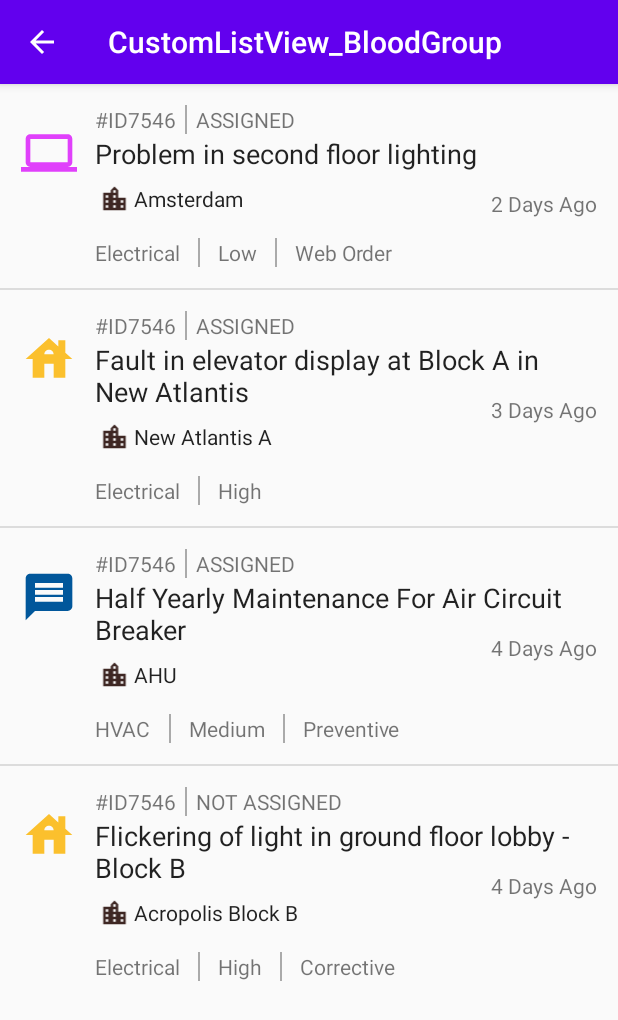
After one commit to ARK1997/android, an Android app: the ViewListBuilding screen opened directly, with no data from a screen before it, on a phone screen of 412 x 824 dp. The commit adds this screen. Shown: the top 1020 px of the screen. Run offline under Robolectric (Android 15) with nearby library versions, the phone set to English and light mode, and no system bars.

Commit message:
third commit

```diff
--- a/app/src/main/java/com/example/customlistview_bloodgroup/BuildingData.java
+++ b/app/src/main/java/com/example/customlistview_bloodgroup/BuildingData.java
@@ -1,13 +1,71 @@
 package com.example.customlistview_bloodgroup;
+
+import androidx.annotation.Nullable;
 
 class BuildingData {
 
  private String ID;
  private String status;
  private String detail;
-    private String place;
+ private String place;
     private String days;
+    private String department;
+    private String priority;
+    private String type;
+    private int main_image;
+    private int second_image;
 
+    public BuildingData(String ID, String status, String detail, String place, String days, String department, String priority, @Nullable String type, int main_image, int second_image) {
+        this.ID = ID.toUpperCase();
+        this.status = status.toUpperCase();
+        this.detail = detail;
+        this.place = place;
+        this.days = days;
+        this.department = department;
+        this.priority = priority;
+        this.type = type;
+        this.main_image = main_image;
+        this.second_image = second_image;
+    }
 
+    public String getID() {
+        return ID;
+    }
+
+    public String getStatus() {
+        return status;
+    }
+
+    public String getDetail() {
+        return detail;
+    }
+
+    public String getPlace() {
+        return place;
+    }
+
+    public String getDays() {
+        return days;
+    }
+
+    public String getDepartment() {
+        return department;
+    }
+
+    public String getPriority() {
+        return priority;
+    }
+
+    public String getType() {
+        return type;
+    }
+
+    public int getMain_image() {
+        return main_image;
+    }
+
+    public int getSecond_image() {
+        return second_image;
+    }
 
 }
--- /dev/null
+++ b/app/src/main/java/com/example/customlistview_bloodgroup/BuildingDataAdapter.java
@@ -0,0 +1,70 @@
+package com.example.customlistview_bloodgroup;
+
+import android.content.Context;
+import android.view.LayoutInflater;
+import android.view.View;
+import android.view.ViewGroup;
+import android.widget.ArrayAdapter;
+import android.widget.ImageView;
+import android.widget.TextView;
+
+import androidx.annotation.NonNull;
+import androidx.annotation.Nullable;
+
+import java.util.ArrayList;
+
+class BuildingDataAdapter extends ArrayAdapter<BuildingData> {
+
+    private Context context;
+    private ArrayList<BuildingData>  values;
+    TextView tvID,tvstatus,tvDetail,tvPlace,tvDays,tvDepartment,tvPriority,tvType;
+    ImageView im1,im2;
+    View view2;
+
+    public BuildingDataAdapter(@NonNull Context context, ArrayList<BuildingData> list) {
+        super(context, R.layout.row_layout_building,list);
+
+        this.context = context;
+        this.values=list;
+
+    }
+
+    @NonNull
+    @Override
+    public View getView(int position, @Nullable View convertView, @NonNull ViewGroup parent) {
+
+        LayoutInflater inflater = (LayoutInflater) context.getSystemService(Context.LAYOUT_INFLATER_SERVICE);
+        View rowview= inflater.inflate(R.layout.row_layout_building,parent,false);
+
+        tvID = rowview.findViewById(R.id.tvID);
+        tvstatus = rowview.findViewById(R.id.tvStatus);
+        tvDetail = rowview.findViewById(R.id.tvDetail);
+        tvPlace = rowview.findViewById(R.id.tvPlace);
+        tvDays = rowview.findViewById(R.id.tvTime);
+        tvDepartment = rowview.findViewById(R.id.tvDepartment);
+        tvPriority = rowview.findViewById(R.id.tvPriority);
+        tvType = rowview.findViewById(R.id.tvType);
+        view2 = rowview.findViewById(R.id.view2);
+        im1 = rowview.findViewById(R.id.im1);
+        im2 = rowview.findViewById(R.id.im2);
+
+        if(values.get(position).getType()==null) {
+            view2.setVisibility(View.GONE);
+        }
+
+        tvID.setText(values.get(position).getID());
+        tvstatus.setText(values.get(position).getStatus());
+        tvDetail.setText(values.get(position).getDetail());
+        tvPlace.setText(values.get(position).getPlace());
+        tvDays.setText(values.get(position).getDays());
+        tvDepartment.setText(values.get(position).getDepartment());
+        tvPriority.setText(values.get(position).getPriority());
+        tvType.setText(values.get(position).getType());
+        im1.setImageResource(values.get(position).getMain_image());
+        im2.setImageResource(values.get(position).getSecond_image());
+
+
+        return rowview;
+
+    }
+}
--- a/app/src/main/java/com/example/customlistview_bloodgroup/MainActivity.java
+++ b/app/src/main/java/com/example/customlistview_bloodgroup/MainActivity.java
@@ -15,13 +15,12 @@ import java.util.ArrayList;
 public class MainActivity extends AppCompatActivity {
 
     EditText etName,etURL,etDesc,etBlood;
-    Button btAdd,btView;
+    Button btAdd,btView,btBuilding;
+   // ListView listView;
 
-    //ArrayList<Person> list;
+
     String name,blood,description,url;
     DatabaseHelper db = new DatabaseHelper(this);
-
-
 
     @Override
     protected void onCreate(Bundle savedInstanceState) {
@@ -37,13 +36,22 @@ public class MainActivity extends AppCompatActivity {
         etURL = findViewById(R.id.etURl);
         btAdd = findViewById(R.id.btInsert);
         btView = findViewById(R.id.btView);
+        btBuilding = findViewById(R.id.btBuilding);
 
+        btBuilding.setOnClickListener(new View.OnClickListener() {
+            @Override
+            public void onClick(View view) {
+                Intent intent = new Intent(MainActivity.this,ViewListBuilding.class);
 
+                startActivity(intent);
+            }
+        });
 
         btView.setOnClickListener(new View.OnClickListener() {
             @Override
             public void onClick(View view) {
                 Intent intent = new Intent(MainActivity.this,ViewList2.class);
+
                 startActivity(intent);
             }
         });
--- /dev/null
+++ b/app/src/main/java/com/example/customlistview_bloodgroup/ViewListBuilding.java
@@ -0,0 +1,52 @@
+package com.example.customlistview_bloodgroup;
+
+import androidx.appcompat.app.AppCompatActivity;
+
+import android.os.Bundle;
+import android.widget.ListView;
+
+import java.util.ArrayList;
+
+public class ViewListBuilding extends AppCompatActivity {
+
+    ListView listView;
+    ArrayList<BuildingData> buildingList= new ArrayList<>();
+
+    @Override
+    protected void onCreate(Bundle savedInstanceState) {
+        super.onCreate(savedInstanceState);
+        setContentView(R.layout.activity_view_list_building);
+
+        //Adding back button
+        assert getSupportActionBar() != null;   //null check
+        getSupportActionBar().setDisplayHomeAsUpEnabled(true);   //show back button
+
+        listView = findViewById(R.id.lvBuilding);
+
+        BuildingData b1 = new BuildingData("#ID7546","Assigned","Problem in second floor lighting","Amsterdam",
+                "2 Days Ago","Electrical","Low","Web Order",R.drawable.ic_baseline_computer_24,R.drawable.ic_baseline_location_city_24);
+        BuildingData b2 = new BuildingData("#ID7546","Assigned","Fault in elevator display at Block A in New Atlantis","New Atlantis A",
+                "3 Days Ago","Electrical","High",null,R.drawable.ic_baseline_house_24,R.drawable.ic_baseline_location_city_24);
+        BuildingData b3 = new BuildingData("#ID7546","Assigned","Half Yearly Maintenance For Air Circuit Breaker","AHU",
+                "4 Days Ago","HVAC","Medium","Preventive",R.drawable.ic_baseline_message_24,R.drawable.ic_baseline_location_city_24);
+        BuildingData b4 = new BuildingData("#ID7546","nOT Assigned","Flickering of light in ground floor lobby - Block B","Acropolis Block B",
+                "4 Days Ago","Electrical","High","Corrective",R.drawable.ic_baseline_house_24,R.drawable.ic_baseline_location_city_24);
+
+        buildingList.add(b1);
+        buildingList.add(b2);
+        buildingList.add(b3);
+        buildingList.add(b4);
+
+        BuildingDataAdapter buildingDataAdapter = new BuildingDataAdapter(this,buildingList);
+        listView.setAdapter(buildingDataAdapter);
+        buildingDataAdapter.notifyDataSetChanged();
+
+    }
+
+    @Override
+    public boolean onSupportNavigateUp() {
+        finish();
+        return true;
+    }
+
+}
--- /dev/null
+++ b/app/src/main/res/drawable/ic_baseline_computer_24.xml
@@ -0,0 +1,5 @@
+<vector android:height="24dp" android:tint="#E040FB"
+    android:viewportHeight="24" android:viewportWidth="24"
+    android:width="24dp" xmlns:android="http://schemas.android.com/apk/res/android">
+    <path android:fillColor="@android:color/white" android:pathData="M20,18c1.1,0 1.99,-0.9 1.99,-2L22,6c0,-1.1 -0.9,-2 -2,-2H4c-1.1,0 -2,0.9 -2,2v10c0,1.1 0.9,2 2,2H0v2h24v-2h-4zM4,6h16v10H4V6z"/>
+</vector>
--- /dev/null
+++ b/app/src/main/res/drawable/ic_baseline_house_24.xml
@@ -0,0 +1,5 @@
+<vector android:height="24dp" android:tint="#FBC02D"
+    android:viewportHeight="24" android:viewportWidth="24"
+    android:width="24dp" xmlns:android="http://schemas.android.com/apk/res/android">
+    <path android:fillColor="@android:color/white" android:pathData="M19,9.3V4h-3v2.6L12,3L2,12h3v8h5v-6h4v6h5v-8h3L19,9.3zM10,10c0,-1.1 0.9,-2 2,-2s2,0.9 2,2H10z"/>
+</vector>
--- /dev/null
+++ b/app/src/main/res/drawable/ic_baseline_inbox_24.xml
@@ -0,0 +1,10 @@
+<vector xmlns:android="http://schemas.android.com/apk/res/android"
+    android:width="24dp"
+    android:height="24dp"
+    android:tint="#3E2723"
+    android:viewportWidth="24"
+    android:viewportHeight="24">
+    <path
+        android:fillColor="@android:color/white"
+        android:pathData="M19,3L4.99,3c-1.11,0 -1.98,0.89 -1.98,2L3,19c0,1.1 0.88,2 1.99,2L19,21c1.1,0 2,-0.9 2,-2L21,5c0,-1.11 -0.9,-2 -2,-2zM19,15h-4c0,1.66 -1.35,3 -3,3s-3,-1.34 -3,-3L4.99,15L4.99,5L19,5v10z" />
+</vector>
--- /dev/null
+++ b/app/src/main/res/drawable/ic_baseline_location_city_24.xml
@@ -0,0 +1,5 @@
+<vector android:height="24dp" android:tint="#3E2723"
+    android:viewportHeight="24" android:viewportWidth="24"
+    android:width="24dp" xmlns:android="http://schemas.android.com/apk/res/android">
+    <path android:fillColor="@android:color/white" android:pathData="M15,11L15,5l-3,-3 -3,3v2L3,7v14h18L21,11h-6zM7,19L5,19v-2h2v2zM7,15L5,15v-2h2v2zM7,11L5,11L5,9h2v2zM13,19h-2v-2h2v2zM13,15h-2v-2h2v2zM13,11h-2L11,9h2v2zM13,7h-2L11,5h2v2zM19,19h-2v-2h2v2zM19,15h-2v-2h2v2z"/>
+</vector>
--- /dev/null
+++ b/app/src/main/res/drawable/ic_baseline_message_24.xml
@@ -0,0 +1,5 @@
+<vector android:height="24dp" android:tint="#01579B"
+    android:viewportHeight="24" android:viewportWidth="24"
+    android:width="24dp" xmlns:android="http://schemas.android.com/apk/res/android">
+    <path android:fillColor="@android:color/white" android:pathData="M20,2L4,2c-1.1,0 -1.99,0.9 -1.99,2L2,22l4,-4h14c1.1,0 2,-0.9 2,-2L22,4c0,-1.1 -0.9,-2 -2,-2zM18,14L6,14v-2h12v2zM18,11L6,11L6,9h12v2zM18,8L6,8L6,6h12v2z"/>
+</vector>
--- a/app/src/main/res/layout/activity_main.xml
+++ b/app/src/main/res/layout/activity_main.xml
@@ -105,4 +105,13 @@
         android:layout_toEndOf="@+id/btInsert"
         android:text="view" />
 
+    <Button
+        android:id="@+id/btBuilding"
+        android:layout_width="wrap_content"
+        android:layout_height="wrap_content"
+        android:layout_below="@+id/ll"
+        android:layout_centerHorizontal="true"
+        android:layout_marginTop="141dp"
+        android:text="building data" />
+
 </RelativeLayout>
--- a/app/src/main/res/layout/activity_view_list2.xml
+++ b/app/src/main/res/layout/activity_view_list2.xml
@@ -1,11 +1,10 @@
 <?xml version="1.0" encoding="utf-8"?>
 <LinearLayout xmlns:android="http://schemas.android.com/apk/res/android"
-    android:orientation="vertical" android:layout_width="match_parent"
+    android:layout_width="match_parent"
     android:layout_height="match_parent"
-   >
+    android:orientation="vertical">
 
     <ListView
-
 
         android:id="@+id/lvBloodGroups"
         android:layout_width="match_parent"
--- /dev/null
+++ b/app/src/main/res/layout/activity_view_list_building.xml
@@ -0,0 +1,16 @@
+<?xml version="1.0" encoding="utf-8"?>
+<LinearLayout xmlns:android="http://schemas.android.com/apk/res/android"
+    xmlns:app="http://schemas.android.com/apk/res-auto"
+    xmlns:tools="http://schemas.android.com/tools"
+    android:layout_width="match_parent"
+    android:layout_height="match_parent"
+    android:orientation="vertical"
+    tools:context=".ViewListBuilding">
+
+    <ListView
+        android:layout_width="match_parent"
+        android:layout_height="wrap_content"
+        android:id="@+id/lvBuilding"
+        />
+
+</LinearLayout>
--- a/app/src/main/res/layout/row_layout_building.xml
+++ b/app/src/main/res/layout/row_layout_building.xml
@@ -7,7 +7,7 @@
     android:layout_marginStart="4dp"
     android:layout_marginTop="4dp"
     android:layout_marginEnd="4dp"
-    android:padding="8dp">
+    android:padding="14dp">
 
     <LinearLayout
         android:id="@+id/ll"
@@ -15,7 +15,7 @@
         android:layout_height="wrap_content"
         android:layout_alignParentTop="true"
         android:layout_marginStart="12dp"
-        android:layout_toEndOf="@+id/imageView"
+        android:layout_toEndOf="@+id/im1"
         android:orientation="horizontal">
 
         <TextView
@@ -47,15 +47,18 @@
         android:layout_height="wrap_content"
         android:layout_below="@+id/tvDetail"
         android:layout_marginStart="12dp"
-        android:layout_marginTop="2dp"
+        android:layout_marginTop="8dp"
+        android:layout_marginBottom="8dp"
+
         android:layout_toStartOf="@+id/tvTime"
-        android:layout_toEndOf="@+id/imageView"
-        android:layout_toRightOf="@+id/imageView">
+        android:layout_toEndOf="@+id/im1"
+        android:layout_toRightOf="@+id/im1">
 
         <ImageView
-            android:id="@+id/im1"
-            android:layout_width="25dp"
+            android:id="@+id/im2"
+            android:layout_width="22dp"
             android:layout_height="20dp"
+
             android:layout_marginStart="2dp"
             android:src="@drawable/ic_blood_drop"
 
@@ -65,11 +68,11 @@
             android:id="@+id/tvPlace"
             android:layout_width="wrap_content"
             android:layout_height="wrap_content"
-            android:layout_marginStart="8dp"
+            android:layout_marginStart="2dp"
             android:maxLines="1"
             android:text="India"
-            android:textSize="18dp"
-            android:textAppearance="@style/TextAppearance.AppCompat.Large" />
+            android:textAppearance="@style/TextAppearance.AppCompat.Large"
+            android:textSize="14dp" />
 
     </LinearLayout>
 
@@ -78,11 +81,12 @@
         android:layout_height="wrap_content"
         android:layout_below="@+id/ll2"
         android:layout_marginStart="12dp"
-        android:layout_marginTop="4dp"
-        android:layout_toEndOf="@+id/imageView">
+        android:layout_marginTop="8dp"
+        android:layout_toEndOf="@+id/im1"
+        >
 
         <TextView
-            android:id="@+id/tv3"
+            android:id="@+id/tvDepartment"
             android:layout_width="wrap_content"
             android:layout_height="wrap_content"
             android:text="Electical" />
@@ -95,13 +99,14 @@
             android:background="@android:color/darker_gray" />
 
         <TextView
-            android:id="@+id/tv1"
+            android:id="@+id/tvPriority"
             android:layout_width="wrap_content"
             android:layout_height="wrap_content"
             android:layout_marginStart="12dp"
             android:text="TextView" />
 
         <View
+            android:id="@+id/view2"
             android:layout_width="1dp"
             android:layout_height="match_parent"
             android:layout_marginStart="12dp"
@@ -109,7 +114,7 @@
             android:background="@android:color/darker_gray" />
 
         <TextView
-            android:id="@+id/tv2"
+            android:id="@+id/tvType"
             android:layout_width="wrap_content"
             android:layout_height="wrap_content"
             android:layout_marginStart="12dp"
@@ -118,9 +123,9 @@
     </LinearLayout>
 
     <ImageView
-        android:id="@+id/imageView"
-        android:layout_width="72dp"
-        android:layout_height="61dp"
+        android:id="@+id/im1"
+        android:layout_width="37dp"
+        android:layout_height="64dp"
         android:layout_alignParentStart="true"
         android:layout_alignParentTop="true"
         android:contentDescription="TODO"
@@ -132,11 +137,13 @@
         android:layout_height="wrap_content"
         android:layout_alignParentTop="true"
         android:layout_marginStart="12dp"
-        android:layout_marginTop="24dp"
-        android:layout_toEndOf="@+id/imageView"
+        android:layout_marginTop="20dp"
+        android:layout_toEndOf="@+id/im1"
+        android:layout_below="@+id/ll"
         android:ellipsize="end"
         android:maxLines="2"
-        android:textSize="24dp"
+
+        android:textSize="18dp"
         android:text="TextView"
         android:textAppearance="@style/TextAppearance.AppCompat.Large" />
 
@@ -146,10 +153,10 @@
         android:layout_height="wrap_content"
         android:layout_alignParentTop="true"
         android:layout_alignParentEnd="true"
-        android:layout_marginTop="59dp"
-        android:layout_marginEnd="0dp"
+        android:layout_marginTop="56dp"
+
         android:text="2 Days ago"
-        android:textSize="16dp" />
+        android:textSize="14dp" />
 
 
 </RelativeLayout>
```
Also changed, not shown: app/src/main/AndroidManifest.xml (+5 -3 lines), app/src/main/java/com/example/customlistview_bloodgroup/ViewList2.java (+6 -4 lines).
